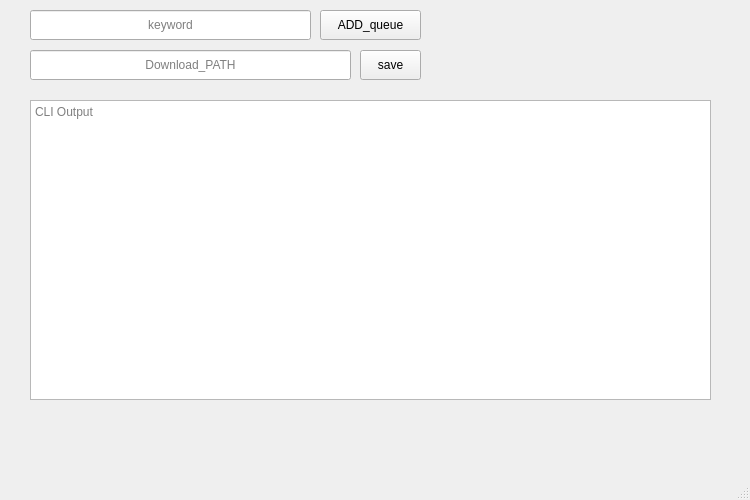
henntaidesu/asmr.one_download, file src/UI/index.ui: the form before one commit.
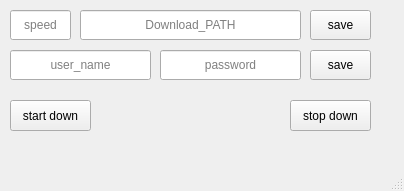
The form after the commit.

```diff
--- a/src/UI/index.ui
+++ b/src/UI/index.ui
@@ -6,52 +6,20 @@
    <rect>
     <x>0</x>
     <y>0</y>
-    <width>750</width>
-    <height>500</height>
+    <width>404</width>
+    <height>191</height>
    </rect>
   </property>
   <property name="windowTitle">
    <string>Anime_sharing_download</string>
   </property>
   <widget class="QWidget" name="centralwidget">
-   <widget class="QLineEdit" name="keyword">
-    <property name="geometry">
-     <rect>
-      <x>30</x>
-      <y>10</y>
-      <width>281</width>
-      <height>30</height>
-     </rect>
-    </property>
-    <property name="frame">
-     <bool>true</bool>
-    </property>
-    <property name="alignment">
-     <set>Qt::AlignmentFlag::AlignCenter</set>
-    </property>
-    <property name="placeholderText">
-     <string>keyword</string>
-    </property>
-   </widget>
-   <widget class="QPushButton" name="add_queue">
-    <property name="geometry">
-     <rect>
-      <x>320</x>
-      <y>10</y>
-      <width>101</width>
-      <height>30</height>
-     </rect>
-    </property>
-    <property name="text">
-     <string>ADD_queue</string>
-    </property>
-   </widget>
    <widget class="QLineEdit" name="down_path">
     <property name="geometry">
      <rect>
-      <x>30</x>
-      <y>50</y>
-      <width>321</width>
+      <x>80</x>
+      <y>10</y>
+      <width>221</width>
       <height>30</height>
      </rect>
     </property>
@@ -68,7 +36,7 @@
    <widget class="QPushButton" name="down_path_save">
     <property name="geometry">
      <rect>
-      <x>360</x>
+      <x>310</x>
       <y>50</y>
       <width>61</width>
       <height>30</height>
@@ -78,21 +46,100 @@
      <string>save</string>
     </property>
    </widget>
-   <!-- QTextEdit for CLI Output -->
-   <widget class="QTextEdit" name="cli_output">
+   <widget class="QLineEdit" name="user_name">
     <property name="geometry">
      <rect>
-      <x>30</x>
-      <y>100</y>
-      <width>681</width>
-      <height>300</height>
+      <x>10</x>
+      <y>50</y>
+      <width>141</width>
+      <height>30</height>
      </rect>
     </property>
-    <property name="readOnly">
+    <property name="frame">
      <bool>true</bool>
     </property>
+    <property name="alignment">
+     <set>Qt::AlignmentFlag::AlignCenter</set>
+    </property>
     <property name="placeholderText">
-     <string>CLI Output</string>
+     <string>user_name</string>
+    </property>
+   </widget>
+   <widget class="QLineEdit" name="password">
+    <property name="geometry">
+     <rect>
+      <x>160</x>
+      <y>50</y>
+      <width>141</width>
+      <height>30</height>
+     </rect>
+    </property>
+    <property name="frame">
+     <bool>true</bool>
+    </property>
+    <property name="alignment">
+     <set>Qt::AlignmentFlag::AlignCenter</set>
+    </property>
+    <property name="placeholderText">
+     <string>password</string>
+    </property>
+   </widget>
+   <widget class="QPushButton" name="path_conf_save">
+    <property name="geometry">
+     <rect>
+      <x>310</x>
+      <y>10</y>
+      <width>61</width>
+      <height>30</height>
+     </rect>
+    </property>
+    <property name="text">
+     <string>save</string>
+    </property>
+   </widget>
+   <widget class="QLineEdit" name="speed_limit">
+    <property name="geometry">
+     <rect>
+      <x>10</x>
+      <y>10</y>
+      <width>61</width>
+      <height>30</height>
+     </rect>
+    </property>
+    <property name="frame">
+     <bool>true</bool>
+    </property>
+    <property name="alignment">
+     <set>Qt::AlignmentFlag::AlignCenter</set>
+    </property>
+    <property name="placeholderText">
+     <string>speed</string>
+    </property>
+   </widget>
+   <widget class="QPushButton" name="pushButton">
+    <property name="geometry">
+     <rect>
+      <x>10</x>
+      <y>100</y>
+      <width>81</width>
+      <height>31</height>
+     </rect>
+    </property>
+    <property name="text">
+     <string>start down</string>
+    </property>
+   </widget>
+   <widget class="QPushButton" name="pushButton_2">
+    <property name="geometry">
+     <rect>
+      <x>290</x>
+      <y>100</y>
+      <width>81</width>
+      <height>31</height>
+     </rect>
+    </property>
+    <property name="text">
+     <string>stop down</string>
     </property>
    </widget>
   </widget>
```
Left out of the diff: 4 changed lines with no effect on the pictures.
